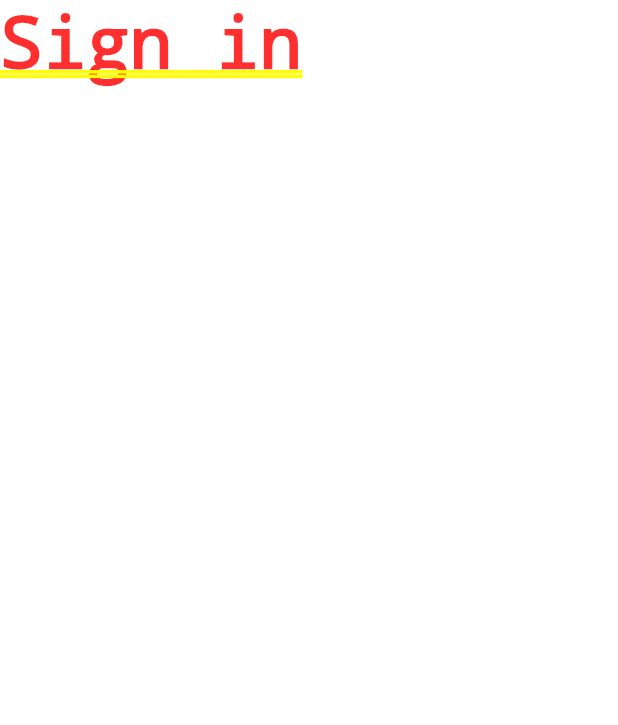
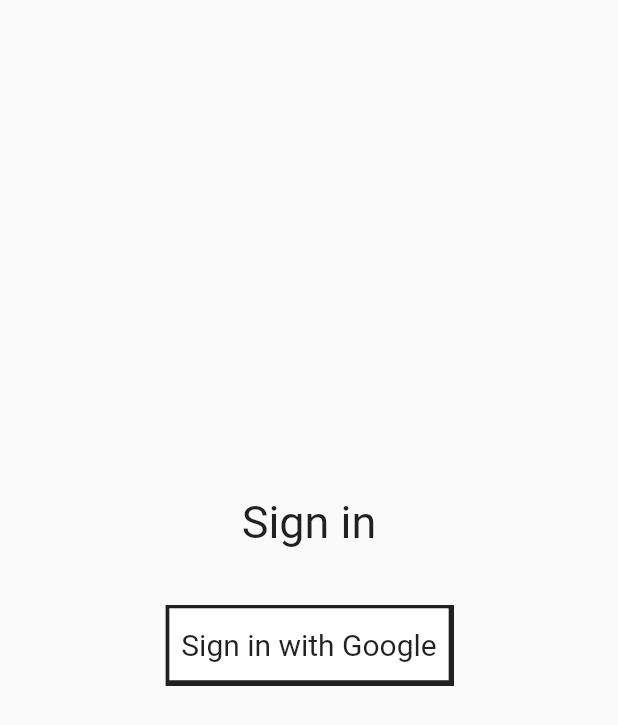
Before and after one commit to andrigel/FlutterApp, a Flutter app: the screen it shows after launch, on a phone screen of 412 x 824 dp. Shown: the top 725 px of the screen. Run offline on Flutter 3.47's test engine with Material 2 defaults, Android fonts, the phone set to English and light mode, and no system bars; our stand-ins replace font_awesome_flutter, google_sign_in.

Commit message:
homepage added

```diff
--- a/lib/main.dart
+++ b/lib/main.dart
@@ -8,6 +8,7 @@ Future main() async {
 class MyApp extends StatelessWidget {
   @override
   Widget build(BuildContext context) => MaterialApp(
-    home: HomePage()
+    home: HomePage(),
+    color: Colors.green,
   );
 }
--- a/lib/page/home_page.dart
+++ b/lib/page/home_page.dart
@@ -1,9 +1,16 @@
 import 'package:flutter/material.dart';
+import 'package:flutter_app/provider/google_sign_in.dart';
 import 'package:flutter_app/widget/sign_in_widget.dart';
+import 'package:provider/provider.dart';
 
 class HomePage extends StatelessWidget{
   @override
   Widget build(BuildContext context) => buildHomePage();
 
-  Widget buildHomePage() => SignInWidget();
+  Widget buildHomePage() => Scaffold(
+    body: ChangeNotifierProvider(
+      create: (context) => GoogleSignInProvider(),
+      child: SignInWidget()
+    )
+  );
 }
--- a/lib/provider/google_sign_in.dart
+++ b/lib/provider/google_sign_in.dart
@@ -1,3 +1,8 @@
 import 'package:flutter/material.dart';
+import 'package:google_sign_in/google_sign_in.dart';
 
-class GoogleSignInProvider extends ChangeNotifier {}
+class GoogleSignInProvider extends ChangeNotifier {
+  final googleSignIn = GoogleSignIn();
+  bool _isSigningIn;
+  Future login() async {}
+}
--- /dev/null
+++ b/lib/widget/Goodle_signin_button.dart
@@ -0,0 +1,36 @@
+import 'package:flutter/cupertino.dart';
+import 'package:flutter/material.dart';
+import 'package:flutter_app/provider/google_sign_in.dart';
+import 'package:font_awesome_flutter/font_awesome_flutter.dart';
+import 'package:provider/provider.dart';
+
+class GoogleSigninButtonWidget extends StatelessWidget {
+  @override
+  Widget build(BuildContext context) => Container(
+    margin: EdgeInsets.all(40),
+    child: TextButton(
+      child: Text(
+        "Sign in with Google",
+        style: TextStyle(
+          fontWeight: FontWeight.normal, fontSize: 20, color: Colors.black87
+        ),
+      ),
+      onPressed: () {
+        final provider =
+            Provider.of<GoogleSignInProvider>(context,listen: false);
+        provider.login();
+      },
+    ),
+    decoration: BoxDecoration(
+      color: Colors.white,
+      shape: BoxShape.rectangle,
+      boxShadow: [
+        BoxShadow(
+          color: Colors.black87,
+          spreadRadius: 3,
+          offset: Offset.fromDirection(1)
+        )
+      ]
+    ),
+  );
+}
--- a/lib/widget/sign_in_widget.dart
+++ b/lib/widget/sign_in_widget.dart
@@ -1,8 +1,25 @@
 import 'package:flutter/material.dart';
+import 'package:flutter_app/widget/Goodle_signin_button.dart';
 
 class SignInWidget extends StatelessWidget {
   @override
   Widget build(BuildContext context) => buildSignIn();
 
-  Widget buildSignIn() => Text("Sign in");
+  Widget buildSignIn() => Column(
+    children: [
+      Spacer(),
+      Align(
+      child: Text("Sign in",
+        style: TextStyle(
+        color: Colors.black87,
+          fontSize: 30,
+        ),
+      ),
+        alignment: Alignment.center,
+      ),
+      GoogleSigninButtonWidget(),
+      Spacer()
+
+    ],
+  );
 }
--- a/pubspec.yaml
+++ b/pubspec.yaml
@@ -23,11 +23,17 @@ environment:
 dependencies:
   flutter:
     sdk: flutter
+  provider: ^5.0.0
+
+  #google_auth
+  firebase_auth: ^1.0.3
+  google_sign_in: ^5.0.1
 
 
   # The following adds the Cupertino Icons font to your application.
   # Use with the CupertinoIcons class for iOS style icons.
   cupertino_icons: ^1.0.2
+  font_awesome_flutter: ^9.0.0
 
 dev_dependencies:
   flutter_test:
```
Also changed, not shown: pubspec.lock.
